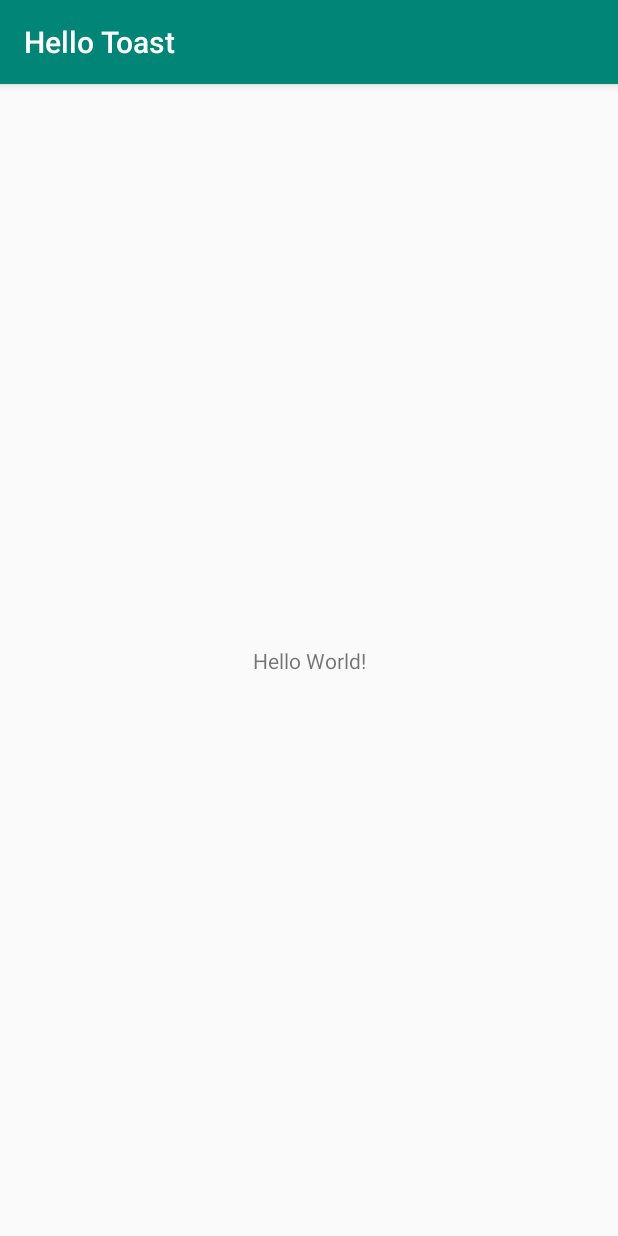
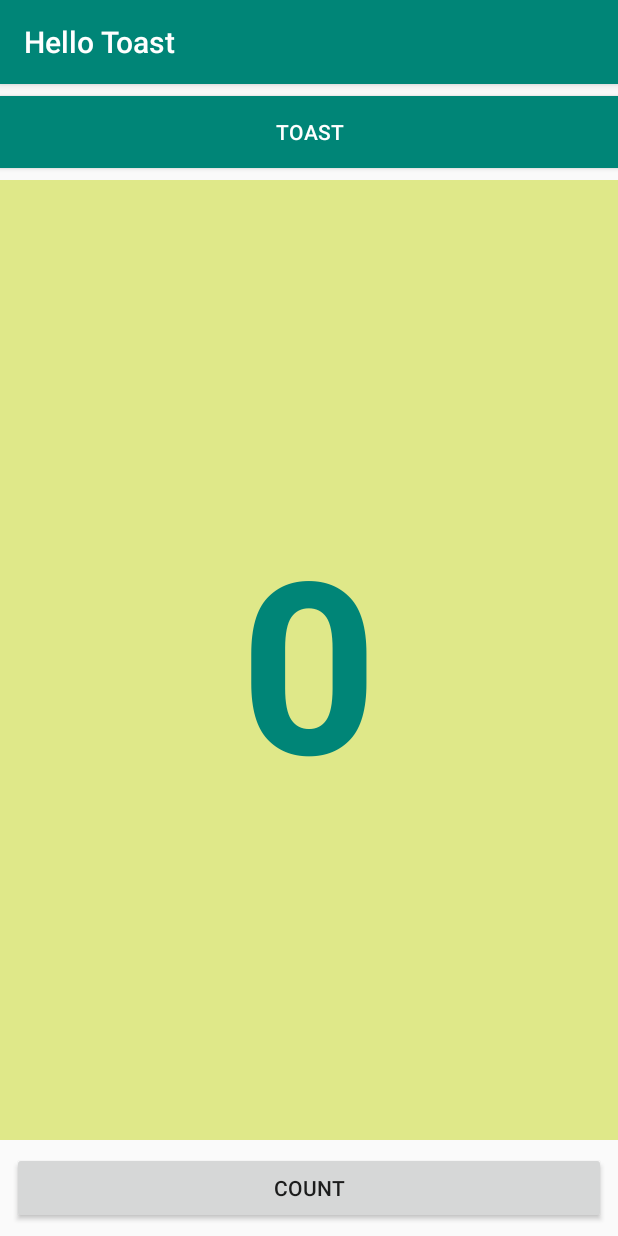
Before and after one commit to huzhx/codelabs-fund-1.2-hellotoast, an Android app: the screen it shows after launch (MainActivity), on a phone screen of 412 x 824 dp. Run offline under Robolectric (Android 15) with nearby library versions, the light colour scheme and no system bars.

Commit message:
add the view elements

```diff
--- a/app/src/main/res/layout/activity_main.xml
+++ b/app/src/main/res/layout/activity_main.xml
@@ -6,13 +6,45 @@
     android:layout_height="match_parent"
     tools:context=".MainActivity">
 
-    <TextView
-        android:layout_width="wrap_content"
+    <Button
+        android:id="@+id/button_toast"
+        android:layout_width="0dp"
         android:layout_height="wrap_content"
-        android:text="Hello World!"
-        app:layout_constraintBottom_toBottomOf="parent"
-        app:layout_constraintLeft_toLeftOf="parent"
-        app:layout_constraintRight_toRightOf="parent"
+        android:layout_marginTop="8dp"
+        android:background="@color/colorPrimary"
+        android:text="@string/button_label_toast"
+        android:textColor="@android:color/white"
+        app:layout_constraintEnd_toEndOf="parent"
+        app:layout_constraintStart_toStartOf="parent"
         app:layout_constraintTop_toTopOf="parent" />
 
+    <Button
+        android:id="@+id/button_count"
+        android:layout_width="0dp"
+        android:layout_height="wrap_content"
+        android:layout_marginStart="8dp"
+        android:layout_marginEnd="8dp"
+        android:layout_marginBottom="8dp"
+        android:text="@string/button_label_count"
+        app:layout_constraintBottom_toBottomOf="parent"
+        app:layout_constraintEnd_toEndOf="parent"
+        app:layout_constraintStart_toStartOf="parent" />
+
+    <TextView
+        android:id="@+id/show_count"
+        android:layout_width="0dp"
+        android:layout_height="0dp"
+        android:layout_marginTop="8dp"
+        android:layout_marginBottom="8dp"
+        android:background="#94CDDC39"
+        android:gravity="center_vertical"
+        android:text="@string/count_initial_value"
+        android:textAlignment="center"
+        android:textColor="@color/colorPrimary"
+        android:textSize="160sp"
+        android:textStyle="bold"
+        app:layout_constraintBottom_toTopOf="@+id/button_count"
+        app:layout_constraintEnd_toEndOf="parent"
+        app:layout_constraintStart_toStartOf="parent"
+        app:layout_constraintTop_toBottomOf="@+id/button_toast" />
 </android.support.constraint.ConstraintLayout>
--- a/app/src/main/res/values/strings.xml
+++ b/app/src/main/res/values/strings.xml
@@ -1,3 +1,7 @@
 <resources>
     <string name="app_name">Hello Toast</string>
+    <string name="button_label_toast">Toast</string>
+    <string name="button_label_count">Count</string>
+    <string name="count_initial_value">0</string>
+    <string name="toast_message">Hello Toast!</string>
 </resources>
```
